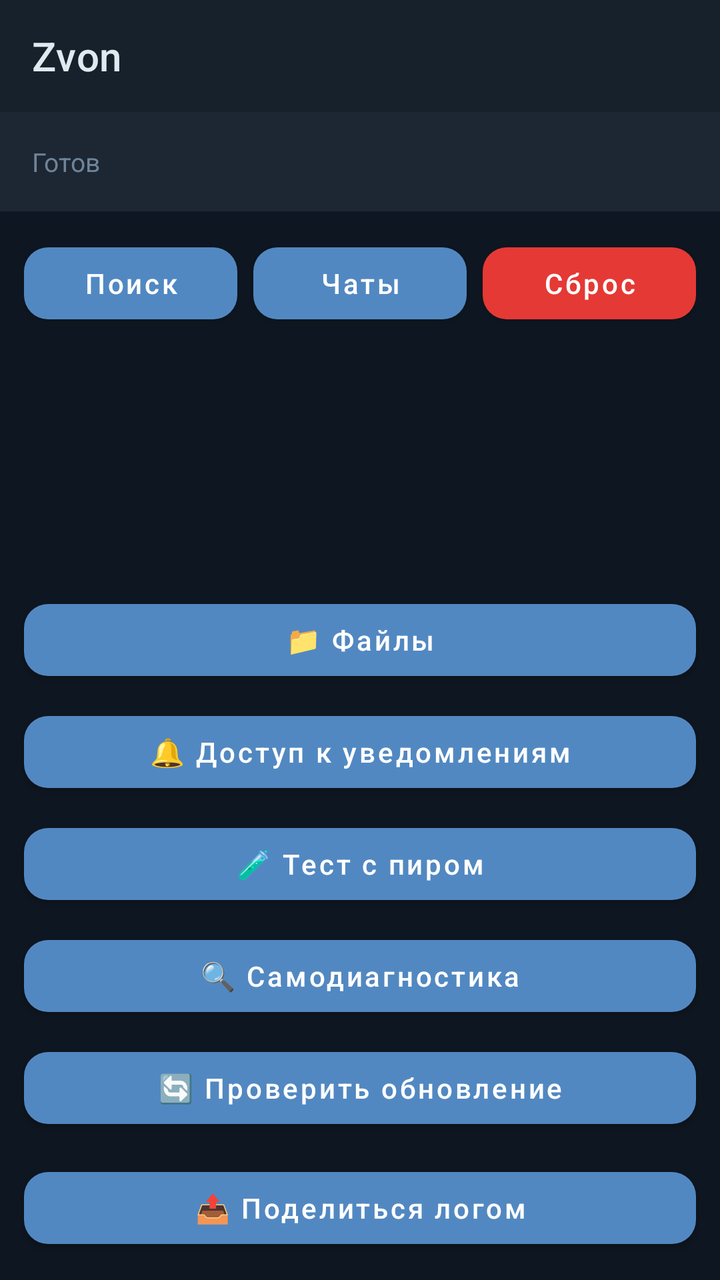
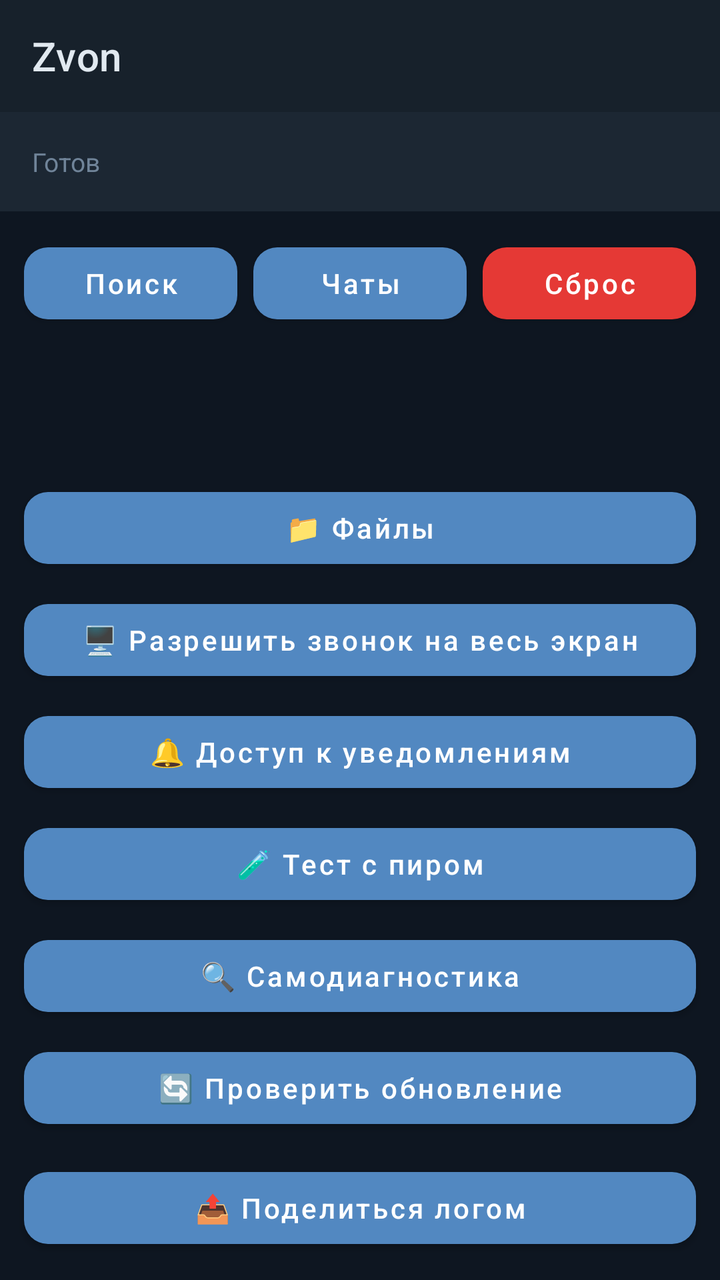

An Android layout rendered at two revisions. The XML below is the earlier revision; the diff shows what the commit changed to produce the second picture.
<!-- AndroidManifest.xml: application theme Theme.Zvon -->
<!-- res/layout/activity_main.xml -->
<?xml version="1.0" encoding="utf-8"?>
<FrameLayout xmlns:android="http://schemas.android.com/apk/res/android"
    xmlns:app="http://schemas.android.com/apk/res-auto"
    android:layout_width="match_parent" android:layout_height="match_parent"
    android:background="@color/z_bg">

    <LinearLayout android:id="@+id/discoveryView"
        android:layout_width="match_parent" android:layout_height="match_parent"
        android:orientation="vertical">

        <com.google.android.material.appbar.MaterialToolbar
            android:layout_width="match_parent" android:layout_height="?attr/actionBarSize"
            android:background="@color/z_surface"
            app:title="Zvon"
            app:titleTextColor="@color/z_text_primary" />

        <TextView android:id="@+id/statusText"
            android:layout_width="match_parent" android:layout_height="wrap_content"
            android:padding="16dp" android:text="Готов"
            android:textColor="@color/z_text_secondary" android:textSize="13sp"
            android:background="@color/z_surface_alt" />

        <LinearLayout android:layout_width="match_parent" android:layout_height="wrap_content"
            android:orientation="horizontal" android:padding="12dp">
            <com.google.android.material.button.MaterialButton
                android:id="@+id/btnDiscover" style="@style/Z_Button_Primary"
                android:layout_width="0dp" android:layout_weight="1"
                android:layout_height="wrap_content" android:text="Поиск" />
            <com.google.android.material.button.MaterialButton
                android:id="@+id/btnChats" style="@style/Z_Button_Primary"
                android:layout_width="0dp" android:layout_weight="1"
                android:layout_marginStart="8dp" android:layout_height="wrap_content"
                android:text="Чаты" />
            <com.google.android.material.button.MaterialButton
                android:id="@+id/btnForceReset" style="@style/Z_Button_Danger"
                android:layout_width="0dp" android:layout_weight="1"
                android:layout_marginStart="8dp" android:layout_height="wrap_content"
                android:text="Сброс" />
        </LinearLayout>

        <ScrollView android:layout_width="match_parent" android:layout_height="0dp"
            android:layout_weight="1">
            <LinearLayout android:id="@+id/peerList" android:layout_width="match_parent"
                android:layout_height="wrap_content" android:orientation="vertical"
                android:padding="12dp" />
        </ScrollView>

        <com.google.android.material.button.MaterialButton
            android:id="@+id/btnFiles" style="@style/Z_Button_Primary"
            android:layout_width="match_parent" android:layout_height="wrap_content"
            android:layout_marginStart="12dp" android:layout_marginEnd="12dp"
            android:layout_marginTop="8dp" android:text="📁 Файлы" />

        <com.google.android.material.button.MaterialButton
            android:id="@+id/btnNotifAccess" style="@style/Z_Button_Primary"
            android:layout_width="match_parent" android:layout_height="wrap_content"
            android:layout_marginStart="12dp" android:layout_marginEnd="12dp"
            android:layout_marginTop="8dp" android:text="🔔 Доступ к уведомлениям" />

        <com.google.android.material.button.MaterialButton
            android:id="@+id/btnPeerTest" style="@style/Z_Button_Primary"
            android:layout_width="match_parent" android:layout_height="wrap_content"
            android:layout_marginStart="12dp" android:layout_marginEnd="12dp"
            android:layout_marginTop="8dp" android:text="🧪 Тест с пиром" />

        <com.google.android.material.button.MaterialButton
            android:id="@+id/btnSelfTest" style="@style/Z_Button_Primary"
            android:layout_width="match_parent" android:layout_height="wrap_content"
            android:layout_marginStart="12dp" android:layout_marginEnd="12dp"
            android:layout_marginTop="8dp" android:text="🔍 Самодиагностика" />


        <com.google.android.material.button.MaterialButton
            android:id="@+id/btnCheckUpdate" style="@style/Z_Button_Primary"
            android:layout_width="match_parent" android:layout_height="wrap_content"
            android:layout_marginStart="12dp" android:layout_marginEnd="12dp"
            android:layout_marginTop="8dp" android:text="🔄 Проверить обновление" />

        <com.google.android.material.button.MaterialButton
            android:id="@+id/btnShareLog" style="@style/Z_Button_Primary"
            android:layout_width="match_parent" android:layout_height="wrap_content"
            android:layout_margin="12dp" android:text="📤 Поделиться логом" />
    </LinearLayout>

    <LinearLayout android:id="@+id/callView" android:visibility="gone"
        android:layout_width="match_parent" android:layout_height="match_parent"
        android:orientation="vertical" android:gravity="center"
        android:background="@color/z_bg" android:padding="24dp">

        <TextView android:id="@+id/callStatus" android:layout_width="wrap_content"
            android:layout_height="wrap_content" android:text="Звонок"
            android:textColor="@color/z_text_primary" android:textSize="22sp"
            android:textStyle="bold" />
        <TextView android:id="@+id/callPeer" android:layout_width="wrap_content"
            android:layout_height="wrap_content" android:layout_marginTop="8dp"
            android:text="" android:textColor="@color/z_text_secondary" android:textSize="14sp" />
        <TextView android:id="@+id/callDuration" android:layout_width="wrap_content"
            android:layout_height="wrap_content" android:layout_marginTop="24dp"
            android:text="00:00" android:textColor="@color/z_text_primary"
            android:textSize="48sp" android:fontFamily="monospace" />
        <TextView android:id="@+id/callStats" android:layout_width="wrap_content"
            android:layout_height="wrap_content" android:layout_marginTop="8dp"
            android:text="" android:textColor="@color/z_text_secondary"
            android:textSize="10sp" android:fontFamily="monospace" />

        <LinearLayout android:layout_width="match_parent" android:layout_height="wrap_content"
            android:orientation="horizontal" android:layout_marginTop="40dp">
            <com.google.android.material.button.MaterialButton
                android:id="@+id/btnMute" style="@style/Z_Button_Primary"
                android:layout_width="0dp" android:layout_weight="1"
                android:layout_height="wrap_content" android:layout_marginEnd="6dp"
                android:text="🔇 Без звука" />
            <com.google.android.material.button.MaterialButton
                android:id="@+id/btnSpeaker" style="@style/Z_Button_Primary"
                android:layout_width="0dp" android:layout_weight="1"
                android:layout_height="wrap_content" android:layout_marginStart="6dp"
                android:text="📞 Телефон" />
        </LinearLayout>

        <com.google.android.material.button.MaterialButton
            android:id="@+id/btnHangup" style="@style/Z_Button_Danger"
            android:layout_width="match_parent" android:layout_height="wrap_content"
            android:layout_marginTop="8dp" android:text="Завершить" />
    </LinearLayout>
</FrameLayout>
<!-- resources referenced by this layout -->
<resources>
  <color name="z_bg">#0E1621</color>
  <color name="z_surface">#17212B</color>
  <color name="z_surface_alt">#1C2733</color>
  <color name="z_text_primary">#E1E9F0</color>
  <color name="z_text_secondary">#708499</color>
  <style name="Z_Button_Danger" parent="Widget.MaterialComponents.Button">
          <item name="backgroundTint">@color/z_red</item>
          <item name="android:textColor">#FFFFFF</item>
          <item name="cornerRadius">12dp</item>
          <item name="android:textAllCaps">false</item>
      </style>
  <style name="Z_Button_Primary" parent="Widget.MaterialComponents.Button">
          <item name="backgroundTint">@color/z_accent</item>
          <item name="android:textColor">#FFFFFF</item>
          <item name="cornerRadius">12dp</item>
          <item name="android:textAllCaps">false</item>
      </style>
  <style name="Theme.Zvon" parent="Theme.MaterialComponents.NoActionBar">
          <item name="colorPrimary">@color/z_accent</item>
          <item name="colorPrimaryVariant">@color/z_accent_dark</item>
          <item name="colorSecondary">@color/z_accent</item>
          <item name="android:colorBackground">@color/z_bg</item>
          <item name="colorSurface">@color/z_surface</item>
          <item name="android:windowLightStatusBar">false</item>
          <item name="android:statusBarColor">@color/z_surface</item>
          <item name="android:navigationBarColor">@color/z_bg</item>
      </style>
  <color name="z_red">#E53935</color>
  <color name="z_accent">#5288C1</color>
  <color name="z_accent_dark">#2B5278</color>
</resources>

<!-- the commit's change to res/layout/activity_main.xml (unified diff, before → after) -->
@@ -50,6 +50,12 @@
             android:layout_width="match_parent" android:layout_height="wrap_content"
             android:layout_marginStart="12dp" android:layout_marginEnd="12dp"
             android:layout_marginTop="8dp" android:text="📁 Файлы" />
+
+        <com.google.android.material.button.MaterialButton
+            android:id="@+id/btnFsiPermission" style="@style/Z_Button_Primary"
+            android:layout_width="match_parent" android:layout_height="wrap_content"
+            android:layout_marginStart="12dp" android:layout_marginEnd="12dp"
+            android:layout_marginTop="8dp" android:text="🖥 Разрешить звонок на весь экран" />
 
         <com.google.android.material.button.MaterialButton
             android:id="@+id/btnNotifAccess" style="@style/Z_Button_Primary"
